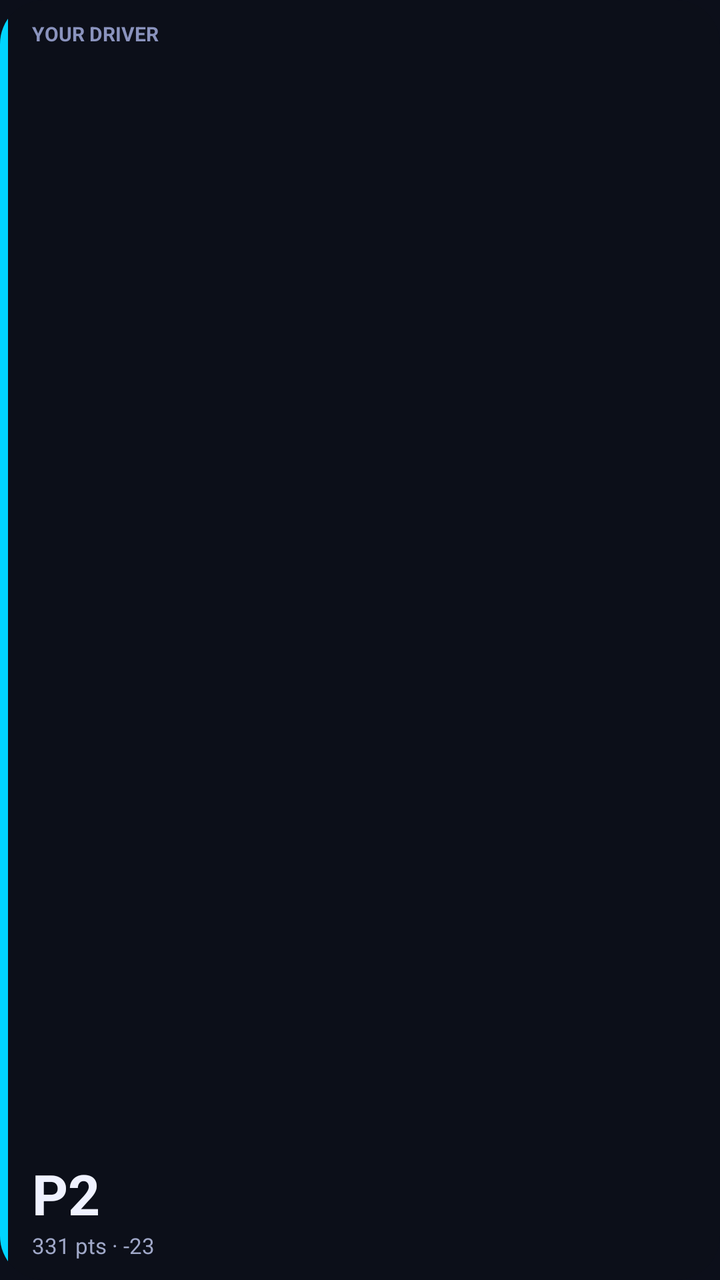
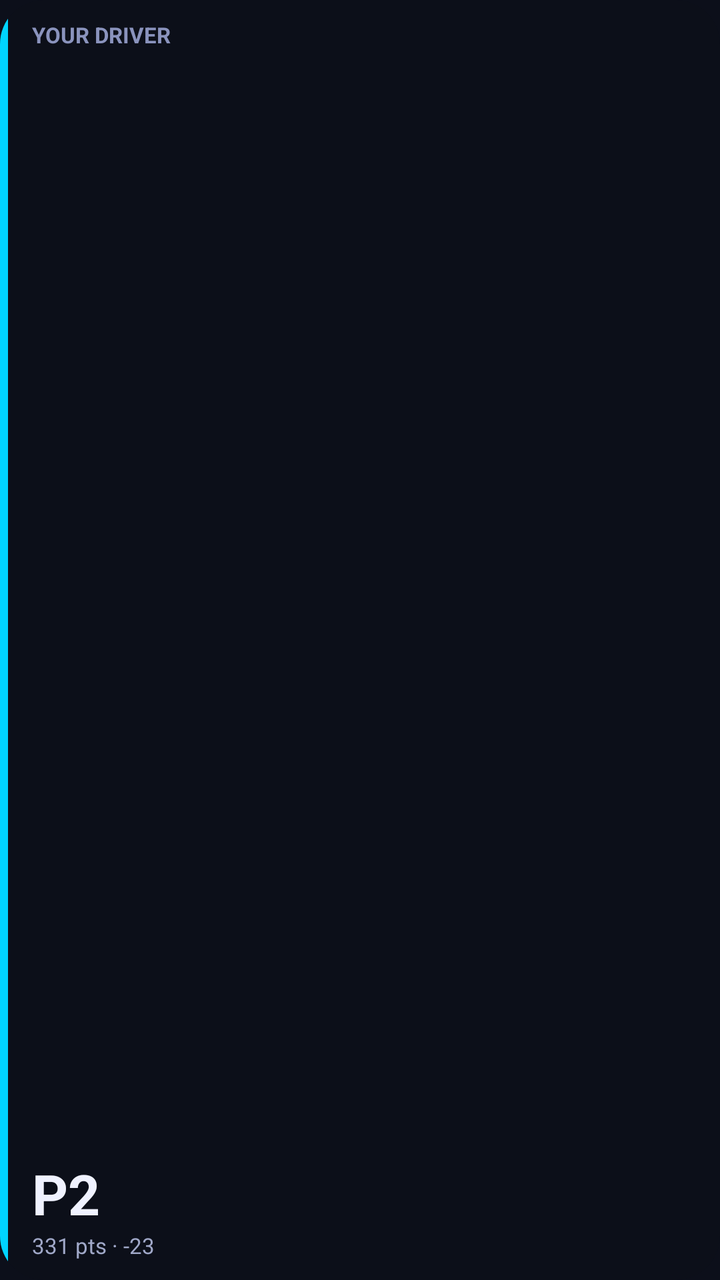

Screens rendered from an Android XML layout before and after an edit, with the pre-edit source and the edit as a unified diff.
<!-- AndroidManifest.xml: application theme Theme.F1Pro -->
<!-- res/layout/widget_preview_driver.xml -->
<?xml version="1.0" encoding="utf-8"?>
<LinearLayout xmlns:android="http://schemas.android.com/apk/res/android"
    android:layout_width="match_parent"
    android:layout_height="match_parent"
    android:background="@drawable/widget_preview_bg"
    android:clipToOutline="true"
    android:orientation="horizontal">

    <FrameLayout
        android:layout_width="4dp"
        android:layout_height="match_parent"
        android:background="#FF00D4FF" />

    <LinearLayout
        android:layout_width="0dp"
        android:layout_height="match_parent"
        android:layout_weight="1"
        android:orientation="vertical"
        android:paddingHorizontal="12dp"
        android:paddingVertical="10dp">

        <TextView
            android:layout_width="wrap_content"
            android:layout_height="wrap_content"
            android:text="YOUR DRIVER"
            android:textColor="#FF8A93BD"
            android:textSize="10sp"
            android:textStyle="bold" />

        <FrameLayout
            android:layout_width="match_parent"
            android:layout_height="0dp"
            android:layout_weight="1" />

        <TextView
            android:layout_width="wrap_content"
            android:layout_height="wrap_content"
            android:text="P2"
            android:textColor="#FFF0F2FF"
            android:textSize="28sp"
            android:textStyle="bold" />

        <TextView
            android:layout_width="wrap_content"
            android:layout_height="wrap_content"
            android:maxLines="1"
            android:text="331 pts · -23"
            android:textColor="#FFA0A8C8"
            android:textSize="11sp" />
    </LinearLayout>
</LinearLayout>
<!-- resources referenced by this layout -->
<resources>
  <!-- drawable widget_preview_bg (drawable) -->
  <?xml version="1.0" encoding="utf-8"?>
  <shape xmlns:android="http://schemas.android.com/apk/res/android" android:shape="rectangle">
      <solid android:color="#F20C0F1A" />
      <corners android:radius="22dp" />
  </shape>
  <style name="Theme.F1Pro" parent="android:Theme.Material.NoActionBar">
          <item name="android:windowBackground">@drawable/splash_window</item>
          <item name="android:statusBarColor">@android:color/transparent</item>
          <item name="android:navigationBarColor">@android:color/transparent</item>
      </style>
  <!-- drawable splash_window (drawable) -->
  <?xml version="1.0" encoding="utf-8"?>
  <layer-list xmlns:android="http://schemas.android.com/apk/res/android">
      <item android:drawable="@color/bg" />
      <item
          android:width="144dp"
          android:height="144dp"
          android:drawable="@drawable/splash_icon"
          android:gravity="center" />
  </layer-list>
  <color name="bg">#FF0C0F1A</color>
  <!-- drawable splash_icon (drawable) -->
  <?xml version="1.0" encoding="utf-8"?>
  <vector xmlns:android="http://schemas.android.com/apk/res/android"
      android:width="108dp"
      android:height="108dp"
      android:viewportWidth="108"
      android:viewportHeight="108">
      <path
          android:fillColor="#FFE10600"
          android:pathData="M37,29h34a8,8 0 0 1 8,8v34a8,8 0 0 1 -8,8h-34a8,8 0 0 1 -8,-8v-34a8,8 0 0 1 8,-8z" />
      <path
          android:fillColor="#FFFFFFFF"
          android:pathData="M43.32651006711409 62.5V45.5H54.88422818791946V48.78590604026846H47.354026845637584V53.098657718120805H54.14261744966443V56.316107382550335H47.354026845637584V62.5ZM64.6734899328859 45.5V62.5H60.65738255033557V49.00268456375839H60.54328859060403L56.72114093959732 51.638255033557044V48.1013422818792L60.50906040268457 45.5Z" />
  </vector>
</resources>

<!-- the commit's change to res/layout/widget_preview_driver.xml (unified diff, before → after) -->
@@ -1,36 +1,35 @@
 <?xml version="1.0" encoding="utf-8"?>
-<LinearLayout xmlns:android="http://schemas.android.com/apk/res/android"
+<FrameLayout xmlns:android="http://schemas.android.com/apk/res/android"
+    xmlns:tools="http://schemas.android.com/tools"
     android:layout_width="match_parent"
     android:layout_height="match_parent"
     android:background="@drawable/widget_preview_bg"
     android:clipToOutline="true"
-    android:orientation="horizontal">
+    tools:ignore="HardcodedText"
+    tools:targetApi="31">
 
     <FrameLayout
         android:layout_width="4dp"
         android:layout_height="match_parent"
+        android:layout_gravity="start"
         android:background="#FF00D4FF" />
 
     <LinearLayout
-        android:layout_width="0dp"
+        android:layout_width="match_parent"
         android:layout_height="match_parent"
-        android:layout_weight="1"
+        android:layout_marginStart="4dp"
         android:orientation="vertical"
         android:paddingHorizontal="12dp"
         android:paddingVertical="10dp">
 
         <TextView
             android:layout_width="wrap_content"
-            android:layout_height="wrap_content"
+            android:layout_height="0dp"
+            android:layout_weight="1"
             android:text="YOUR DRIVER"
             android:textColor="#FF8A93BD"
-            android:textSize="10sp"
+            android:textSize="11sp"
             android:textStyle="bold" />
-
-        <FrameLayout
-            android:layout_width="match_parent"
-            android:layout_height="0dp"
-            android:layout_weight="1" />
 
         <TextView
             android:layout_width="wrap_content"
@@ -48,4 +47,4 @@
             android:textColor="#FFA0A8C8"
             android:textSize="11sp" />
     </LinearLayout>
-</LinearLayout>
+</FrameLayout>
